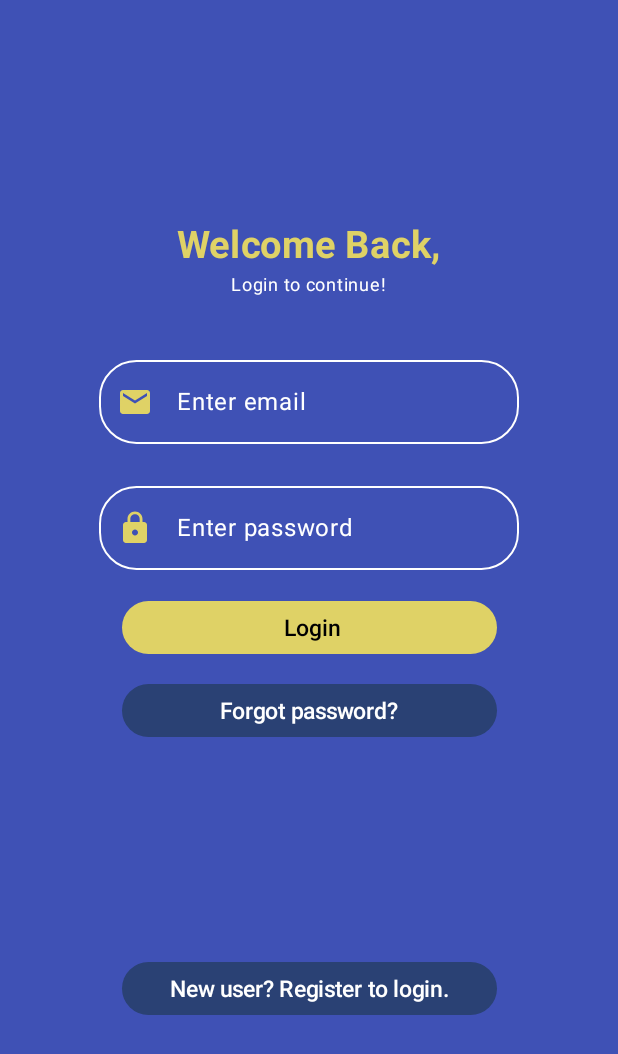
After one commit to ZackTechGuru/VeApp, an Android app built with Jetpack Compose: the composable AppNavHost shown on its own in the app's theme, on a phone screen of 412 x 824 dp. The commit adds this screen. Shown: the top 1054 px of the screen. Run offline under Robolectric (Android 15) with nearby library versions, the phone set to English and light mode, and no system bars; 1 statement that could not run was skipped.

Commit message:
initial commit

```diff
--- a/app/build.gradle.kts
+++ b/app/build.gradle.kts
@@ -59,6 +59,8 @@ dependencies {
     implementation(libs.androidx.ui.graphics)
     implementation(libs.androidx.ui.tooling.preview)
     implementation(libs.androidx.material3)
+    implementation(libs.androidx.navigation.runtime.ktx)
+    implementation(libs.androidx.navigation.compose)
     testImplementation(libs.junit)
     androidTestImplementation(libs.androidx.junit)
     androidTestImplementation(libs.androidx.espresso.core)
--- /dev/null
+++ b/app/src/main/java/com/zack/veapp/navigation/AppNavHost.kt
@@ -0,0 +1,28 @@
+package com.zack.veapp.navigation
+
+import androidx.compose.runtime.Composable
+import androidx.compose.runtime.remember
+import androidx.compose.ui.Modifier
+import androidx.navigation.NavDestination
+
+import androidx.navigation.NavHostController
+import androidx.navigation.compose.NavHost
+import androidx.navigation.compose.composable
+import androidx.navigation.compose.rememberNavController
+import com.zack.veapp.ui.theme.screens.login.Login
+import com.zack.veapp.ui.theme.screens.registration.Registration
+import java.security.AccessController
+
+@Composable
+fun AppNavHost(modifier: Modifier= Modifier, navController: NavHostController= rememberNavController(),startDestination: String= ROUTE_LOGIN) {
+    NavHost(navController = navController, modifier=modifier,startDestination=startDestination){
+        composable(ROUTE_LOGIN){
+            Login(navController)
+        }
+        composable(ROUTE_REGISTER){
+            Registration(navController)
+        }
+
+    }
+
+}
--- /dev/null
+++ b/app/src/main/java/com/zack/veapp/navigation/Routes.kt
@@ -0,0 +1,6 @@
+package com.zack.veapp.navigation
+
+const val ROUTE_LOGIN="Login"
+const val ROUTE_REGISTER="Registration"
+const val ROUTE_HOME="Home"
+const val ROUTE_SPLASH="Splash"
--- a/app/src/main/java/com/zack/veapp/ui/theme/screens/login/Login.kt
+++ b/app/src/main/java/com/zack/veapp/ui/theme/screens/login/Login.kt
@@ -27,18 +27,22 @@ import androidx.compose.runtime.setValue
 import androidx.compose.ui.Alignment
 import androidx.compose.ui.Modifier
 import androidx.compose.ui.graphics.Color
+import androidx.compose.ui.platform.LocalContext
 import androidx.compose.ui.text.font.FontFamily
 import androidx.compose.ui.text.font.FontWeight
 import androidx.compose.ui.tooling.preview.Preview
 import androidx.compose.ui.unit.dp
 import androidx.compose.ui.unit.sp
+import androidx.navigation.NavHostController
+import androidx.navigation.compose.rememberNavController
 import com.zack.veapp.ui.theme.BrightYellow
 import com.zack.veapp.ui.theme.Purple
 
 @Composable
-fun Login() {
+fun Login(navController:NavHostController) {
     var email by remember { mutableStateOf("")}
     var password by remember { mutableStateOf("")}
+    var context= LocalContext.current
     val isChecked = remember { mutableStateOf(false) }
 
     Column (
@@ -122,6 +126,6 @@ fun Login() {
 @Preview
 @Composable
 private fun LoginPre() {
-    Login()
+    Login(rememberNavController())
 
 }
--- a/gradle/libs.versions.toml
+++ b/gradle/libs.versions.toml
@@ -8,6 +8,8 @@ espressoCore = "3.5.1"
 lifecycleRuntimeKtx = "2.7.0"
 activityCompose = "1.9.0"
 composeBom = "2023.08.00"
+navigationRuntimeKtx = "2.7.7"
+navigationCompose = "2.7.7"
 
 [libraries]
 androidx-core-ktx = { group = "androidx.core", name = "core-ktx", version.ref = "coreKtx" }
@@ -24,6 +26,8 @@ androidx-ui-tooling-preview = { group = "androidx.compose.ui", name = "ui-toolin
 androidx-ui-test-manifest = { group = "androidx.compose.ui", name = "ui-test-manifest" }
 androidx-ui-test-junit4 = { group = "androidx.compose.ui", name = "ui-test-junit4" }
 androidx-material3 = { group = "androidx.compose.material3", name = "material3" }
+androidx-navigation-runtime-ktx = { group = "androidx.navigation", name = "navigation-runtime-ktx", version.ref = "navigationRuntimeKtx" }
+androidx-navigation-compose = { group = "androidx.navigation", name = "navigation-compose", version.ref = "navigationCompose" }
 
 [plugins]
 androidApplication = { id = "com.android.application", version.ref = "agp" }
```
Also changed, not shown: app/src/main/java/com/zack/veapp/ui/theme/screens/registration/Registration.kt (+7 -2 lines).
